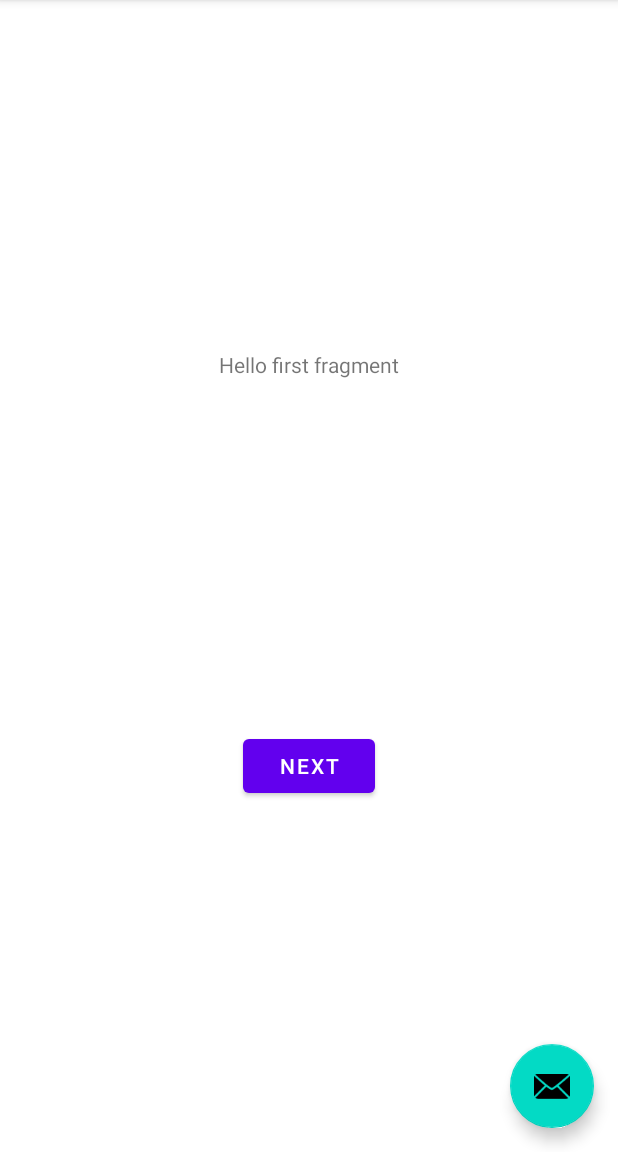
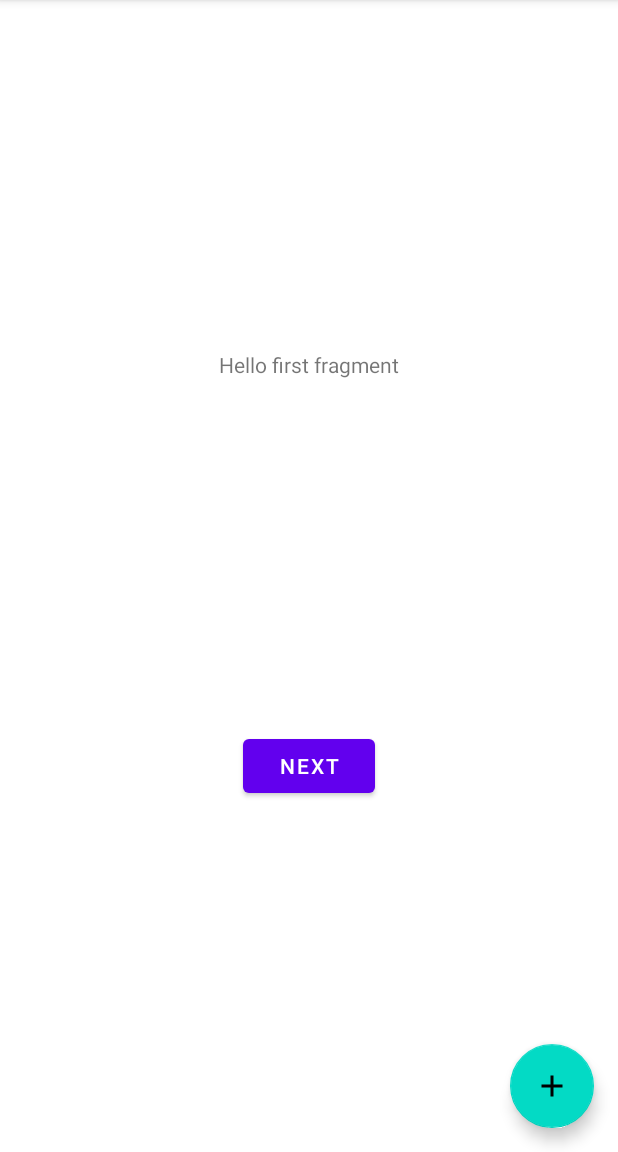
Before and after one commit to vkozhemi/Architecture_Components, an Android app: the screen it shows after launch (MainActivity), on a phone screen of 412 x 824 dp, the part 84-1236 px from its top. Run offline under Robolectric (Android 15) with nearby library versions, the phone set to English and light mode, and no system bars.

Commit message:
Create other required graphics

```diff
--- a/app/build.gradle
+++ b/app/build.gradle
@@ -12,6 +12,7 @@ android {
         targetSdkVersion 30
         versionCode 1
         versionName "1.0"
+        vectorDrawables.useSupportLibrary = true
 
         testInstrumentationRunner "androidx.test.runner.AndroidJUnitRunner"
     }
--- /dev/null
+++ b/app/src/main/res/drawable/ic_add.xml
@@ -0,0 +1,5 @@
+<vector android:height="24dp" android:tint="#FFFFFF"
+    android:viewportHeight="24" android:viewportWidth="24"
+    android:width="24dp" xmlns:android="http://schemas.android.com/apk/res/android">
+    <path android:fillColor="@android:color/white" android:pathData="M19,13h-6v6h-2v-6H5v-2h6V5h2v6h6v2z"/>
+</vector>
--- /dev/null
+++ b/app/src/main/res/drawable/ic_check.xml
@@ -0,0 +1,5 @@
+<vector android:height="24dp" android:tint="#FFFFFF"
+    android:viewportHeight="24" android:viewportWidth="24"
+    android:width="24dp" xmlns:android="http://schemas.android.com/apk/res/android">
+    <path android:fillColor="@android:color/white" android:pathData="M9,16.17L4.83,12l-1.42,1.41L9,19 21,7l-1.41,-1.41z"/>
+</vector>
--- /dev/null
+++ b/app/src/main/res/drawable/ic_delete.xml
@@ -0,0 +1,5 @@
+<vector android:height="24dp" android:tint="#FFFFFF"
+    android:viewportHeight="24" android:viewportWidth="24"
+    android:width="24dp" xmlns:android="http://schemas.android.com/apk/res/android">
+    <path android:fillColor="@android:color/white" android:pathData="M6,19c0,1.1 0.9,2 2,2h8c1.1,0 2,-0.9 2,-2V7H6v12zM19,4h-3.5l-1,-1h-5l-1,1H5v2h14V4z"/>
+</vector>
--- /dev/null
+++ b/app/src/main/res/drawable/ic_edit.xml
@@ -0,0 +1,5 @@
+<vector android:height="24dp" android:tint="#FFFFFF"
+    android:viewportHeight="24" android:viewportWidth="24"
+    android:width="24dp" xmlns:android="http://schemas.android.com/apk/res/android">
+    <path android:fillColor="@android:color/white" android:pathData="M3,17.25V21h3.75L17.81,9.94l-3.75,-3.75L3,17.25zM20.71,7.04c0.39,-0.39 0.39,-1.02 0,-1.41l-2.34,-2.34c-0.39,-0.39 -1.02,-0.39 -1.41,0l-1.83,1.83 3.75,3.75 1.83,-1.83z"/>
+</vector>
--- a/app/src/main/res/layout/activity_main.xml
+++ b/app/src/main/res/layout/activity_main.xml
@@ -28,6 +28,6 @@
         android:layout_height="wrap_content"
         android:layout_gravity="bottom|end"
         android:layout_margin="@dimen/fab_margin"
-        app:srcCompat="@android:drawable/ic_dialog_email" />
+        app:srcCompat="@drawable/ic_add" />
 
 </androidx.coordinatorlayout.widget.CoordinatorLayout>
```
